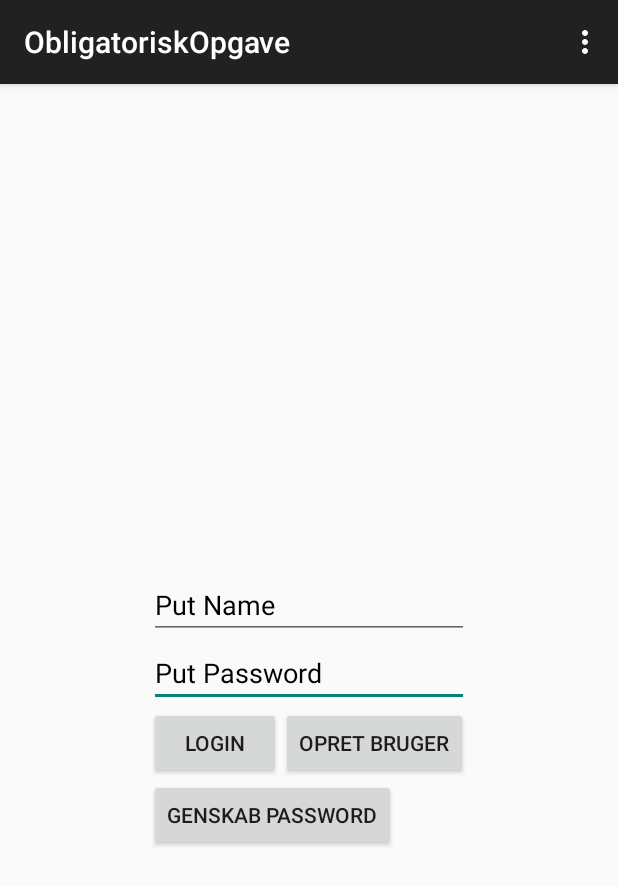
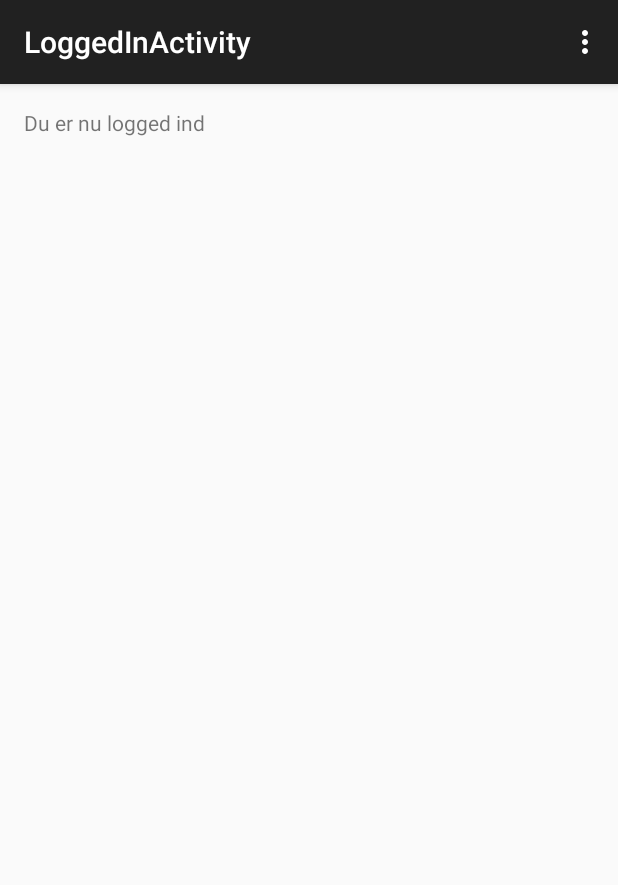
Before and after one commit to Urkosh/ObligatoriskOpgave, an Android app: the screen it shows after launch (MainActivity before the commit, LoggedInActivity after it), after a tap on "LOGIN", on a phone screen of 412 x 824 dp. Shown: the top 885 px of the screen. Run offline under Robolectric (Android 15) with nearby library versions, the phone set to English and light mode, and no system bars.

Commit message:
Ændrede nogle af database metoderne til at bruge en SQL where statement i stedet for at hente alle logins, og tilføjede et tjek for at se om brugernavnet eksisterede, plus tilføjet LoggedInActivity skærm

```diff
--- a/app/src/main/AndroidManifest.xml
+++ b/app/src/main/AndroidManifest.xml
@@ -9,7 +9,7 @@
         android:theme="@style/AppTheme" >
         <activity
             android:name=".MainActivity"
-            android:label="@string/app_name" >
+            android:label="@string/title_activity_login" >
             <intent-filter>
                 <action android:name="android.intent.action.MAIN" />
 
@@ -20,6 +20,10 @@
             android:name=".CreateUserActivity"
             android:label="@string/title_activity_create_user" >
         </activity>
+        <activity
+            android:name=".LoggedInActivity"
+            android:label="@string/title_activity_logged_in" >
+        </activity>
     </application>
 
 </manifest>
--- a/app/src/main/java/poulsen/Database/DatabaseHelper.java
+++ b/app/src/main/java/poulsen/Database/DatabaseHelper.java
@@ -20,7 +20,7 @@ final class DatabaseHelper extends SQLiteOpenHelper {
     protected static final String COLUMN_PASSWORD = "password";
 
     private static final String DATABASE_NAME = "logins.db";
-    private static final int DATABASE_VERSION = 1;
+    private static final int DATABASE_VERSION = 2;
 
     private static final String DATABASE_CREATE = "CREATE TABLE " + TABLE_LOGIN + "(" +
             COLUMN_ID + " INTEGER PRIMARY KEY AUTOINCREMENT, " +
@@ -38,8 +38,9 @@ final class DatabaseHelper extends SQLiteOpenHelper {
 
     @Override
     public void onUpgrade(SQLiteDatabase db, int oldVersion, int newVersion) {
-        Log.w(DatabaseHelper.class.getName(), "Upgrading database from version " + oldVersion + "to " +newVersion + ", which will destroy all old data");
+        Log.w(DatabaseHelper.class.getName(), "Upgrading database from version " + oldVersion + "to " + newVersion + ", which will destroy all old data");
         db.execSQL("DROP TABLE IF EXISTS " + TABLE_LOGIN);
+
         onCreate(db);
     }
 
--- a/app/src/main/java/poulsen/Database/LoginDatabase.java
+++ b/app/src/main/java/poulsen/Database/LoginDatabase.java
@@ -4,6 +4,7 @@ import android.content.ContentValues;
 import android.content.Context;
 import android.database.Cursor;
 import android.database.sqlite.SQLiteDatabase;
+import android.provider.SyncStateContract;
 import android.support.annotation.NonNull;
 import android.util.Log;
 
@@ -37,35 +38,40 @@ public class LoginDatabase {
     }
 
     public ModelLogin createUser(String userID, String password) {
+        Cursor checkForUser = database.query(DatabaseHelper.TABLE_LOGIN, new String [] {DatabaseHelper.COLUMN_USERID},
+                " user_id = ? ", new String[] { userID }, null, null, null, null);
+        ModelLogin newLogin = new ModelLogin();
+        if(checkForUser.getCount() == 0) {
             ContentValues values = new ContentValues();
             values.put(DatabaseHelper.COLUMN_USERID, userID);
             values.put(DatabaseHelper.COLUMN_PASSWORD, password);
             long insertId = database.insert(DatabaseHelper.TABLE_LOGIN, null, values);
             Cursor cursor = database.query(DatabaseHelper.TABLE_LOGIN, allColumns, DatabaseHelper.COLUMN_ID + " = " + insertId, null, null, null, null);
             cursor.moveToFirst();
-        ModelLogin newLogin = cursorToLogin(cursor);
+            newLogin = cursorToLogin(cursor);
             cursor.close();
-
+        }
+        else
+        {
+            Log.d("User Creation", "User allready exists");
+        }
+        checkForUser.close();
         Log.d("User creation", "name: " + newLogin.getUser() + "password: " + newLogin.getPassword());
         return newLogin;
     }
 
     public boolean checkLogin(String userID, String password)
     {
+
+        Cursor cursor = database.query(DatabaseHelper.TABLE_LOGIN, new String [] {DatabaseHelper.COLUMN_USERID, DatabaseHelper.COLUMN_PASSWORD},
+                " user_id = ? and password = ?", new String[] { userID, password }, null, null, null, null);
         boolean loggedIn = false;
-        int index = 0;
-        while(index < getAllLogins().size())
+        if(cursor != null)
         {
-            if(getAllLogins().get(index).getUser().compareTo(userID) == 0)
-            {
-                if(getAllLogins().get(index).getPassword().compareTo(password) == 0)
-                {
+            cursor.moveToFirst();
             Log.d("checkLogin", "Login Achieved");
             loggedIn = true;
-                }
-            }
-
-            index++;
+            cursor.close();
         }
 
         return loggedIn;
@@ -74,43 +80,20 @@ public class LoginDatabase {
     public String retrievePassword(String userID)
     {
         String lostPassword = "";
-        int index = 0;
-        while(index < getAllLogins().size())
+        Cursor retrievePassword = database.query(DatabaseHelper.TABLE_LOGIN, new String [] { DatabaseHelper.COLUMN_USERID,  DatabaseHelper.COLUMN_PASSWORD}, " user_id = ?", new String [] { userID }, null, null, null, null);
+        if(retrievePassword != null)
             {
-            if(getAllLogins().get(index).getUser().compareTo(userID) == 0)
-            {
-                lostPassword = getAllLogins().get(index).getPassword();
+                retrievePassword.moveToFirst();;
+                Log.d("Columns: ", String.valueOf(
+                        retrievePassword.getColumnCount()));
+                lostPassword = retrievePassword.getString(1);
+                retrievePassword.close();
             }
 
-            index++;
-        }
 
         return lostPassword;
     }
 
-    private List<ModelLogin> getAllLogins()
-    {
-        List<ModelLogin> logins = new LinkedList<ModelLogin>();
-
-        String query = "SELECT * FROM " + DatabaseHelper.TABLE_LOGIN;
-
-        Cursor cursor = database.rawQuery(query, null);
-        ModelLogin login = null;
-        if(cursor.moveToFirst())
-        {
-            do{
-                login = new ModelLogin();
-                login.setDatabaseID(cursor.getLong(0));
-                login.setUser(cursor.getString(1));
-                login.setPassword(cursor.getString(2));
-
-                logins.add(login);
-            } while(cursor.moveToNext());
-        }
-        Log.d("getAllLogins()", logins.toString());
-
-        return logins;
-    }
     private ModelLogin cursorToLogin(Cursor cursor) {
         ModelLogin login = new ModelLogin();
         login.setDatabaseID(cursor.getLong(0));
--- a/app/src/main/java/poulsen/Model/ModelLogin.java
+++ b/app/src/main/java/poulsen/Model/ModelLogin.java
@@ -12,8 +12,8 @@ public class ModelLogin extends SimpleObserver<ModelLogin>
     public ModelLogin()
     {
         DatabaseID = null;
-        userID = null;
-        password = null;
+        userID = "";
+        password = "";
     }
     public ModelLogin(String userID, String password)
     {
--- a/app/src/main/java/poulsen/obligatoriskopgvae/CreateUserActivity.java
+++ b/app/src/main/java/poulsen/obligatoriskopgvae/CreateUserActivity.java
@@ -18,7 +18,6 @@ import poulsen.obligatoriskopgvae.R;
 public class CreateUserActivity extends AppCompatActivity {
 
     private LoginDatabase datasource;
-
     @Override
     protected void onCreate(Bundle savedInstanceState) {
         super.onCreate(savedInstanceState);
@@ -63,7 +62,7 @@ public class CreateUserActivity extends AppCompatActivity {
         String password = textPassword.getText().toString();
         ModelLogin user = datasource.createUser(name, password);
         Integer duration = Toast.LENGTH_SHORT;
-        if(user != null)
+        if(user.getUser().compareTo(name) == 0)
         {
             Toast toast = Toast.makeText(getApplicationContext(), R.string.user_created, duration);
             toast.show();
--- /dev/null
+++ b/app/src/main/java/poulsen/obligatoriskopgvae/LoggedInActivity.java
@@ -0,0 +1,39 @@
+package poulsen.obligatoriskopgvae;
+
+import android.support.v7.app.AppCompatActivity;
+import android.os.Bundle;
+import android.view.Menu;
+import android.view.MenuItem;
+
+import poulsen.obligatoriskopgvae.R;
+
+public class LoggedInActivity extends AppCompatActivity {
+
+    @Override
+    protected void onCreate(Bundle savedInstanceState) {
+        super.onCreate(savedInstanceState);
+        setContentView(R.layout.activity_logged_in);
+    }
+
+    @Override
+    public boolean onCreateOptionsMenu(Menu menu) {
+        // Inflate the menu; this adds items to the action bar if it is present.
+        getMenuInflater().inflate(R.menu.menu_logged_in, menu);
+        return true;
+    }
+
+    @Override
+    public boolean onOptionsItemSelected(MenuItem item) {
+        // Handle action bar item clicks here. The action bar will
+        // automatically handle clicks on the Home/Up button, so long
+        // as you specify a parent activity in AndroidManifest.xml.
+        int id = item.getItemId();
+
+        //noinspection SimplifiableIfStatement
+        if (id == R.id.action_settings) {
+            return true;
+        }
+
+        return super.onOptionsItemSelected(item);
+    }
+}
--- a/app/src/main/java/poulsen/obligatoriskopgvae/MainActivity.java
+++ b/app/src/main/java/poulsen/obligatoriskopgvae/MainActivity.java
@@ -68,7 +68,8 @@ public class MainActivity extends AppCompatActivity {
         boolean handled = datasource.checkLogin(userID, password);
         if(handled)
         {
-            //Login
+            Intent loggedInActivity = new Intent(getApplicationContext(), LoggedInActivity.class);
+            startActivity(loggedInActivity);
             Toast toast = Toast.makeText(getApplicationContext(), R.string.login_achieved, duration);
             toast.show();
         }
--- a/app/src/main/res/layout/activity_create_user.xml
+++ b/app/src/main/res/layout/activity_create_user.xml
@@ -17,7 +17,9 @@
         android:layout_alignParentTop="true"
         android:layout_centerHorizontal="true"
         android:layout_marginTop="228dp"
-        android:textColorHint="@color/login_black"/>
+        android:textColorHint="@color/login_black">
+        <requestFocus/>
+    </EditText>
 
     <EditText
         android:layout_width="wrap_content"
--- /dev/null
+++ b/app/src/main/res/layout/activity_logged_in.xml
@@ -0,0 +1,12 @@
+<RelativeLayout xmlns:android="http://schemas.android.com/apk/res/android"
+    xmlns:tools="http://schemas.android.com/tools" android:layout_width="match_parent"
+    android:layout_height="match_parent" android:paddingLeft="@dimen/activity_horizontal_margin"
+    android:paddingRight="@dimen/activity_horizontal_margin"
+    android:paddingTop="@dimen/activity_vertical_margin"
+    android:paddingBottom="@dimen/activity_vertical_margin"
+    tools:context="poulsen.obligatoriskopgvae.LoggedInActivity">
+
+    <TextView android:text="@string/logged_in" android:layout_width="wrap_content"
+        android:layout_height="wrap_content" />
+
+</RelativeLayout>
--- /dev/null
+++ b/app/src/main/res/menu/menu_logged_in.xml
@@ -0,0 +1,7 @@
+<menu xmlns:android="http://schemas.android.com/apk/res/android"
+    xmlns:app="http://schemas.android.com/apk/res-auto"
+    xmlns:tools="http://schemas.android.com/tools"
+    tools:context="poulsen.obligatoriskopgvae.LoggedInActivity">
+    <item android:id="@+id/action_settings" android:title="@string/action_settings"
+        android:orderInCategory="100" app:showAsAction="never" />
+</menu>
```
Also changed, not shown: app/src/main/res/values/strings.xml (+37 -7 lines). Lines whose indentation alone changed are shown as unchanged.
